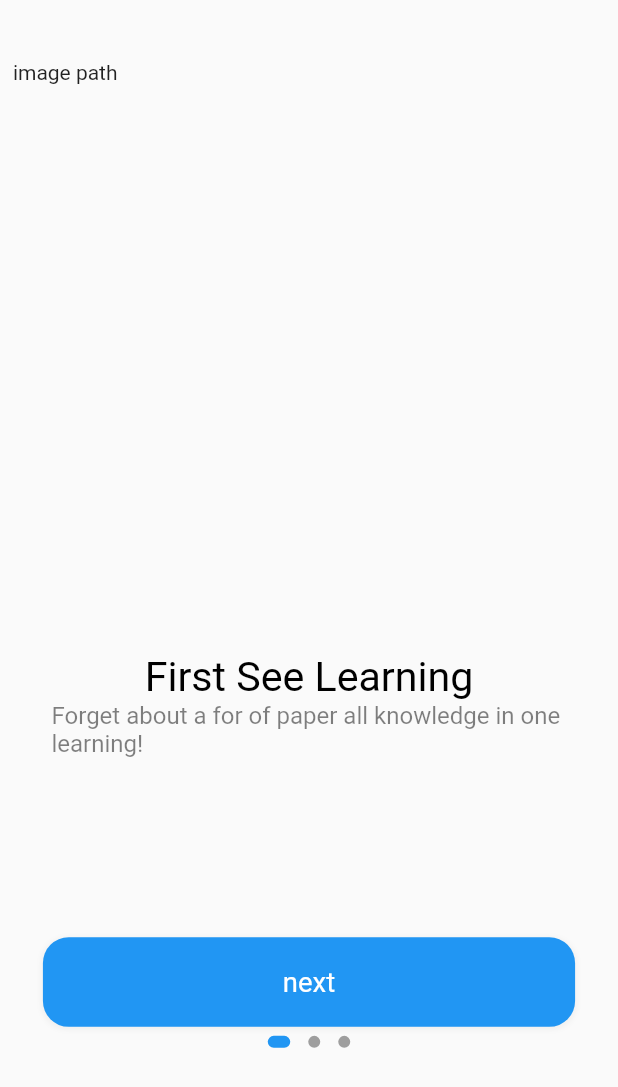
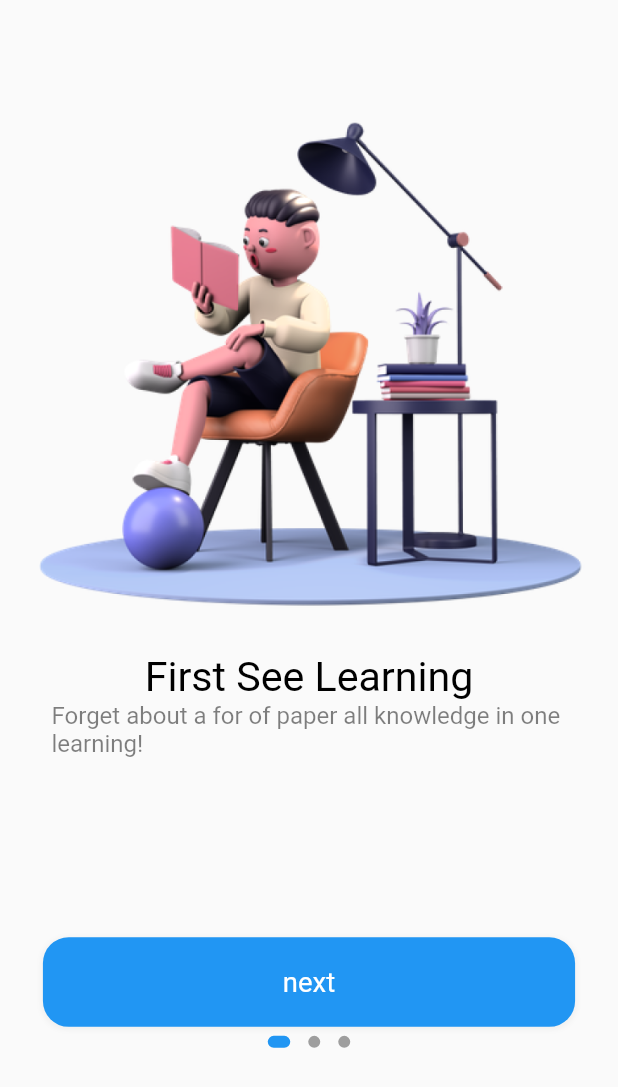
Before and after one commit to woong12/ulearning_app, a Flutter app: the screen it shows after launch, on a phone screen of 412 x 824 dp. Shown: the top 1087 px of the screen. Run offline on Flutter 3.47's test engine with Material 2 defaults, Android fonts, the phone set to English and light mode, and no system bars; drawn by our look-alikes of dots_indicator; our stand-ins replace cloud_firestore, flutter_bloc, flutter_screenutil; accounts and stored records are empty.

```diff
--- a/lib/main.dart
+++ b/lib/main.dart
@@ -17,8 +17,15 @@ class MyApp extends StatelessWidget {
 
   @override
   Widget build(BuildContext context) {
-    return BlocProvider(
-      create: (context) => WelcomeBloc(),
+    return MultiBlocProvider(
+      providers: [
+        BlocProvider(
+          create: (context) => WelcomeBloc(),
+        ),
+        BlocProvider(
+          create: (context) => AppBlocs(),
+        )
+      ],
       child: ScreenUtilInit(
         builder: (context, child) => const MaterialApp(
           debugShowCheckedModeBanner: false,
@@ -60,12 +67,14 @@ class MyHomePage extends StatelessWidget {
         mainAxisAlignment: MainAxisAlignment.spaceAround,
         children: [
           FloatingActionButton(
+            heroTag: "heroTag1",
             onPressed: () =>
                 BlocProvider.of<AppBlocs>(context).add(Increment()),
             tooltip: 'Increment',
             child: const Icon(Icons.add),
           ),
           FloatingActionButton(
+            heroTag: "heroTag2",
             onPressed: () =>
                 BlocProvider.of<AppBlocs>(context).add(Decrement()),
             tooltip: 'Decrement',
--- a/lib/pages/welcome/welcome.dart
+++ b/lib/pages/welcome/welcome.dart
@@ -5,6 +5,7 @@ import 'package:flutter_screenutil/flutter_screenutil.dart';
 import 'package:ulearning_app/pages/welcome/bloc/welcome_blocs.dart';
 import 'package:ulearning_app/pages/welcome/bloc/welcome_events.dart';
 
+import '../../main.dart';
 import 'bloc/welcome_states.dart';
 
 class Welcome extends StatefulWidget {
@@ -15,6 +16,8 @@ class Welcome extends StatefulWidget {
 }
 
 class _WelcomeState extends State<Welcome> {
+  PageController pageController = PageController(initialPage: 0);
+
   @override
   Widget build(BuildContext context) {
     return Container(
@@ -29,6 +32,7 @@ class _WelcomeState extends State<Welcome> {
                 alignment: Alignment.topCenter,
                 children: [
                   PageView(
+                    controller: pageController,
                     onPageChanged: (index) {
                       state.page = index;
                       BlocProvider.of<WelcomeBloc>(context).add(
@@ -42,7 +46,7 @@ class _WelcomeState extends State<Welcome> {
                         "next",
                         "First See Learning",
                         "Forget about a for of paper all knowledge in one learning!",
-                        "image path",
+                        "assets/images/reading.png",
                       ),
                       _page(
                         2,
@@ -50,7 +54,7 @@ class _WelcomeState extends State<Welcome> {
                         "next",
                         "Connect With Everyone",
                         "Always keep in touch with your tutor & friend. let's get connected!",
-                        "image path",
+                        "assets/images/boy.png",
                       ),
                       _page(
                         3,
@@ -58,7 +62,7 @@ class _WelcomeState extends State<Welcome> {
                         "get started",
                         "Always Fascinated Learning",
                         "Anywhere, anytime. The tume is your discretion so study whenever you want.",
-                        "image path",
+                        "assets/images/man.png",
                       ),
                     ],
                   ),
@@ -101,8 +105,9 @@ class _WelcomeState extends State<Welcome> {
         SizedBox(
           width: 345.w,
           height: 345.w,
-          child: Text(
+          child: Image.asset(
             imagePath,
+            fit: BoxFit.cover,
           ),
         ),
         Container(
@@ -130,7 +135,24 @@ class _WelcomeState extends State<Welcome> {
             ),
           ),
         ),
-        Container(
+        GestureDetector(
+          onTap: () {
+            // within 0-2 index
+            if (index < 3) {
+              // animation
+              pageController.animateToPage(
+                index,
+                duration: const Duration(milliseconds: 500),
+                curve: Curves.easeIn,
+              );
+            } else {
+              // jump to a next page
+              Navigator.of(context).push(MaterialPageRoute(
+                builder: (context) => const MyHomePage(),
+              ));
+            }
+          },
+          child: Container(
             margin: EdgeInsets.only(
               top: 100.h,
               left: 25.w,
@@ -162,6 +184,7 @@ class _WelcomeState extends State<Welcome> {
                 ),
               ),
             ),
+          ),
         )
       ],
     );
```
Lines whose indentation alone changed are shown as unchanged.
